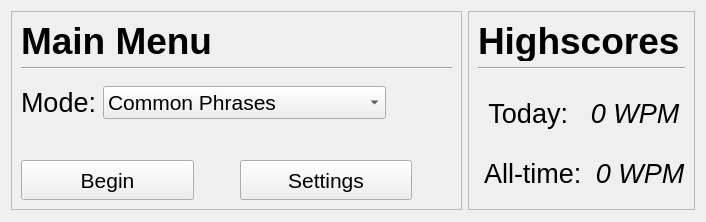
This is speed-typer/source ui/mainWindow.ui in Rolv-Apneseth/ps-typer as Qt 5 draws it before an edit. The edited form follows.
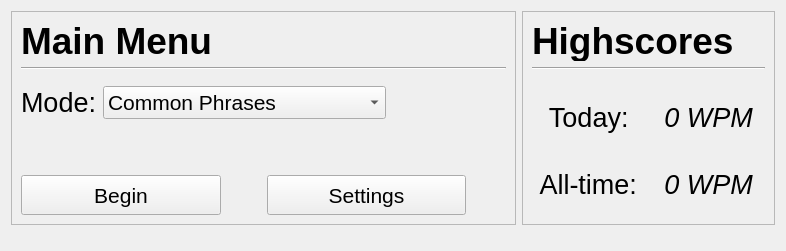
This is the edited form.

Commit message: Continued styling main window ui by making it a more dark mode style overall

The edit to the form file:
```diff
--- a/speed-typer/source ui/mainWindow.ui
+++ b/speed-typer/source ui/mainWindow.ui
@@ -6,8 +6,8 @@
    <rect>
     <x>0</x>
     <y>0</y>
-    <width>706</width>
-    <height>222</height>
+    <width>786</width>
+    <height>251</height>
    </rect>
   </property>
   <property name="windowTitle">
```
Left out of the diff: 27 changed lines with no effect on the pictures. The commit also changes 1 other file.
